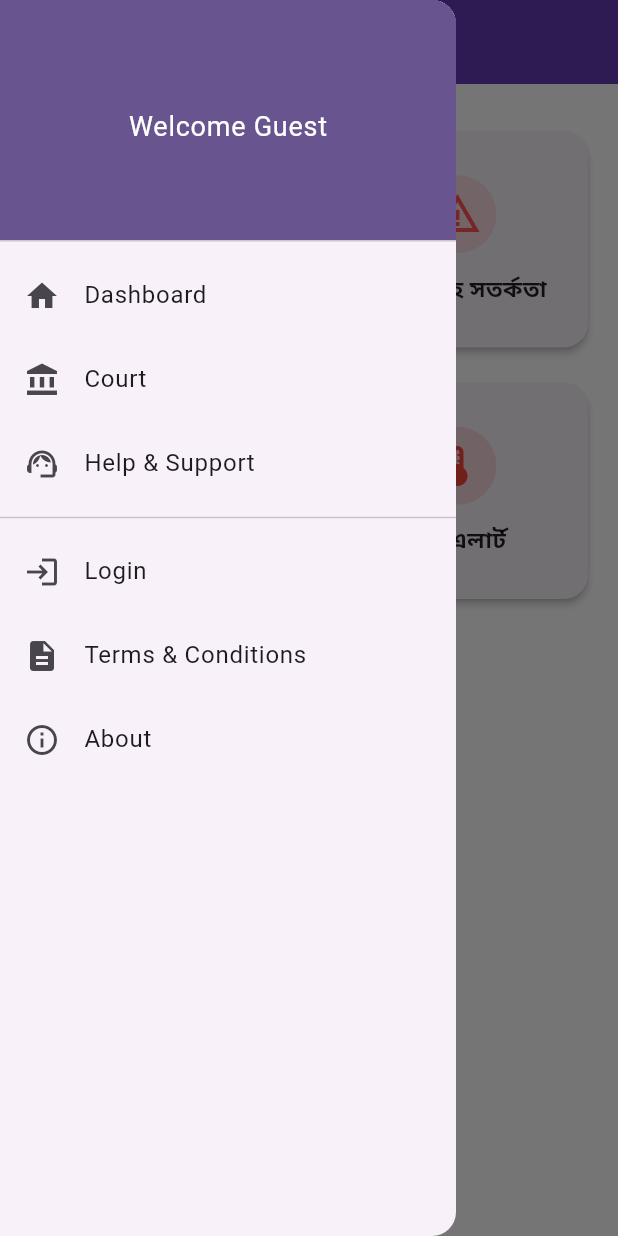
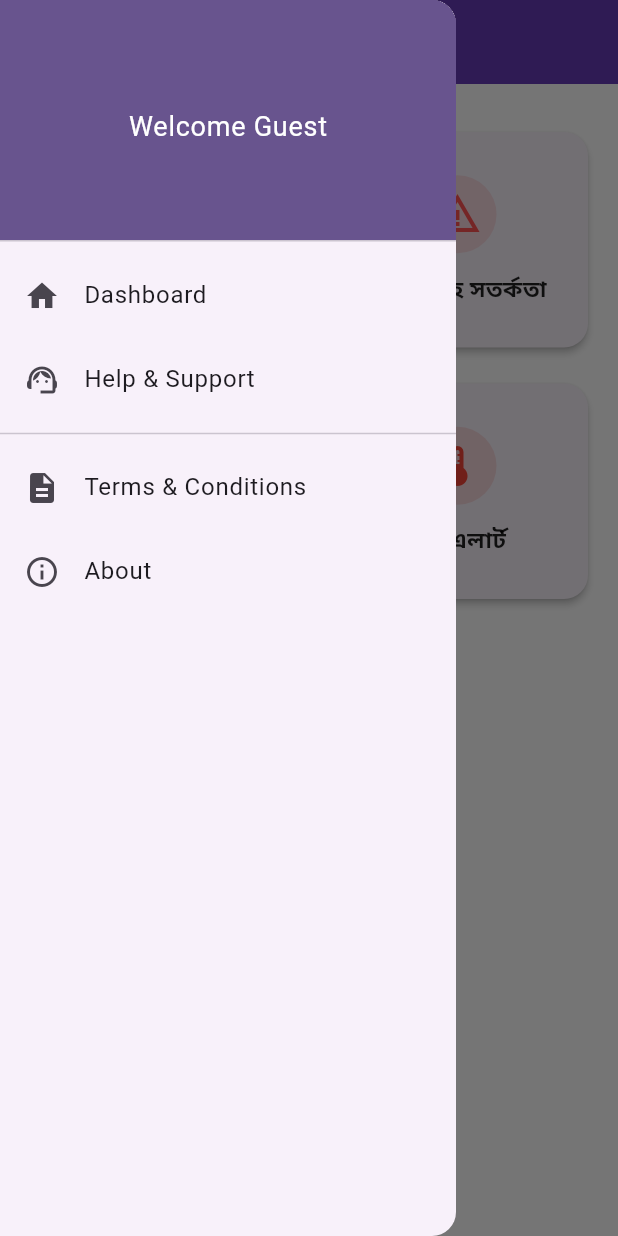
Before and after one commit to abuubaida921/taposurakkha, a Flutter app: the screen it shows after launch, with the side drawer open, on a phone screen of 412 x 824 dp. Run offline on Flutter 3.47's test engine with Material 3 defaults, Android fonts, the phone set to English and light mode, and no system bars; our stand-ins replace fluttertoast, get, shared_preferences.

Commit message:
Menu modified

```diff
--- a/lib/modules/dashboard/dashboard_view.dart
+++ b/lib/modules/dashboard/dashboard_view.dart
@@ -12,11 +12,8 @@ class DashboardView extends StatefulWidget {
 }
 
 class _DashboardViewState extends State<DashboardView> {
-  bool _isAuthenticated = false;
-  Map<String, dynamic>? _userData;
   bool _loading = true;
   double? _temperature;
-  String? _alertMessage;
   final TextEditingController _tempController = TextEditingController();
 
   @override
@@ -26,12 +23,6 @@ class _DashboardViewState extends State<DashboardView> {
   }
 
   Future<void> _checkAuth() async {
-    _isAuthenticated = await SharedPreferencesHelper.getIsAuthenticated();
-    if (_isAuthenticated) {
-      _userData = await SharedPreferencesHelper.getLoginResponse();
-    } else {
-      _userData = null;
-    }
     setState(() {
       _loading = false;
     });
@@ -40,31 +31,11 @@ class _DashboardViewState extends State<DashboardView> {
   void _logout() async {
     await SharedPreferencesHelper.setIsAuthenticated(false);
     await SharedPreferencesHelper.setLoginResponse({});
-    setState(() {
-      _isAuthenticated = false;
-      _userData = null;
-    });
     ToastHelper.showInfo('You have been logged out');
   }
 
   void _login() {
     Get.toNamed('/login');
-  }
-
-  void _checkTemperatureAlert() {
-    if (_temperature == null) {
-      setState(() => _alertMessage = null);
-      return;
-    }
-    if (_temperature! >= 40) {
-      setState(() => _alertMessage = 'Severe Heatwave Alert! (≥ 40°C)');
-    } else if (_temperature! >= 38) {
-      setState(() => _alertMessage = 'Moderate Heatwave Alert! (38–40°C)');
-    } else if (_temperature! >= 36) {
-      setState(() => _alertMessage = 'Mild Heatwave Alert! (36–38°C)');
-    } else {
-      setState(() => _alertMessage = null);
-    }
   }
 
   @override
@@ -89,29 +60,7 @@ class _DashboardViewState extends State<DashboardView> {
           children: [
             DrawerHeader(
               decoration: BoxDecoration(color: Theme.of(context).primaryColor),
-              child: _isAuthenticated && _userData != null && _userData!['user'] != null
-                  ? Column(
-                      crossAxisAlignment: CrossAxisAlignment.start,
-                      mainAxisAlignment: MainAxisAlignment.center,
-                      children: [
-                        CircleAvatar(
-                          radius: 28,
-                          backgroundColor: Colors.white,
-                          backgroundImage: _userData!['user']['photo'] != null && _userData!['user']['photo'].toString().isNotEmpty
-                              ? NetworkImage('https://api.bicharachar.com/storage/${_userData!['user']['photo']}')
-                              : null,
-                          child: (_userData!['user']['photo'] == null || _userData!['user']['photo'].toString().isEmpty)
-                              ? const Icon(Icons.person, size: 32, color: Colors.grey)
-                              : null,
-                        ),
-                        const SizedBox(height: 10),
-                        Text('Welcome,', style: TextStyle(color: Colors.white70, fontSize: 14)),
-                        Text('${_userData!['user']['name']}', style: const TextStyle(color: Colors.white, fontSize: 20, fontWeight: FontWeight.bold)),
-                        if (_userData!['user']['email'] != null)
-                          Text('${_userData!['user']['email']}', style: const TextStyle(color: Colors.white70, fontSize: 12)),
-                      ],
-                    )
-                  : const Center(child: Text('Welcome Guest', style: TextStyle(color: Colors.white, fontSize: 18))),
+              child: const Center(child: Text('Welcome Guest', style: TextStyle(color: Colors.white, fontSize: 18))),
             ),
             ListTile(
               leading: const Icon(Icons.home),
@@ -122,14 +71,6 @@ class _DashboardViewState extends State<DashboardView> {
               },
             ),
             ListTile(
-              leading: const Icon(Icons.account_balance),
-              title: const Text('Court'),
-              onTap: () {
-                Navigator.pop(context);
-                Get.toNamed('/court');
-              },
-            ),
-            ListTile(
               leading: const Icon(Icons.support_agent),
               title: const Text('Help & Support'),
               onTap: () {
@@ -137,45 +78,7 @@ class _DashboardViewState extends State<DashboardView> {
                 Get.toNamed('/help_support');
               },
             ),
-            if (_isAuthenticated) ...[
-              ListTile(
-                leading: const Icon(Icons.person),
-                title: const Text('Lawyer'),
-                onTap: () {
-                  Navigator.pop(context);
-                  Get.toNamed('/lawyer');
-                },
-              ),
-              ListTile(
-                leading: const Icon(Icons.folder_special),
-                title: const Text('File a Case'),
-                onTap: () {
-                  Navigator.pop(context);
-                  Get.toNamed('/file_case');
-                },
-              ),
-              ListTile(
-                leading: const Icon(Icons.help_center),
-                title: const Text('Ask for Legal Help'),
-                onTap: () {
-                  Navigator.pop(context);
-                  Get.toNamed('/legal_help');
-                },
-              ),
-            ],
             const Divider(),
-            ListTile(
-              leading: Icon(_isAuthenticated ? Icons.logout : Icons.login),
-              title: Text(_isAuthenticated ? 'Logout' : 'Login'),
-              onTap: () {
-                Navigator.pop(context);
-                if (_isAuthenticated) {
-                  _logout();
-                } else {
-                  _login();
-                }
-              },
-            ),
             ListTile(
               leading: const Icon(Icons.description),
               title: const Text('Terms & Conditions'),
```
